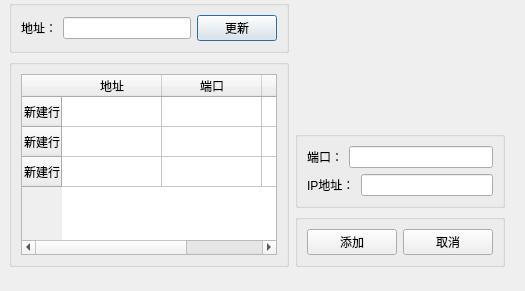
Old version of the form gui/uitemplate/proxymanagedlg.ui in the repository crazypoo/geniusbar-reserver.
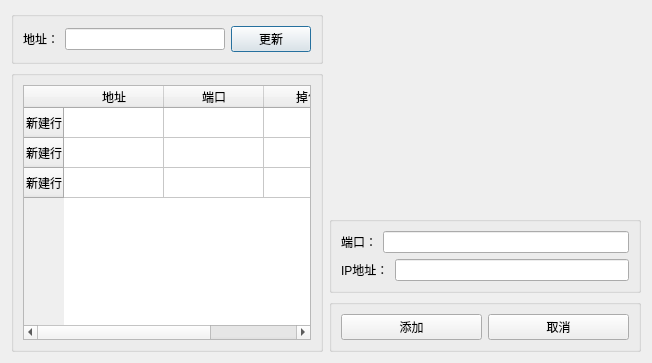
New version of the form.

```diff
--- a/gui/uitemplate/proxymanagedlg.ui
+++ b/gui/uitemplate/proxymanagedlg.ui
@@ -6,22 +6,15 @@
    <rect>
     <x>0</x>
     <y>0</y>
-    <width>525</width>
-    <height>291</height>
+    <width>652</width>
+    <height>363</height>
    </rect>
   </property>
   <property name="windowTitle">
    <string>代理管理</string>
   </property>
-  <widget class="QWidget" name="layoutWidget">
-   <property name="geometry">
-    <rect>
-     <x>9</x>
-     <y>0</y>
-     <width>496</width>
-     <height>267</height>
-    </rect>
-   </property>
+  <layout class="QHBoxLayout" name="horizontalLayout_7">
+   <item>
    <layout class="QHBoxLayout" name="horizontalLayout_6">
     <item>
      <layout class="QVBoxLayout" name="verticalLayout_5">
@@ -190,7 +183,8 @@
      </layout>
     </item>
    </layout>
-  </widget>
+   </item>
+  </layout>
  </widget>
  <resources/>
  <connections/>
```
Lines whose indentation alone changed are shown as unchanged.
